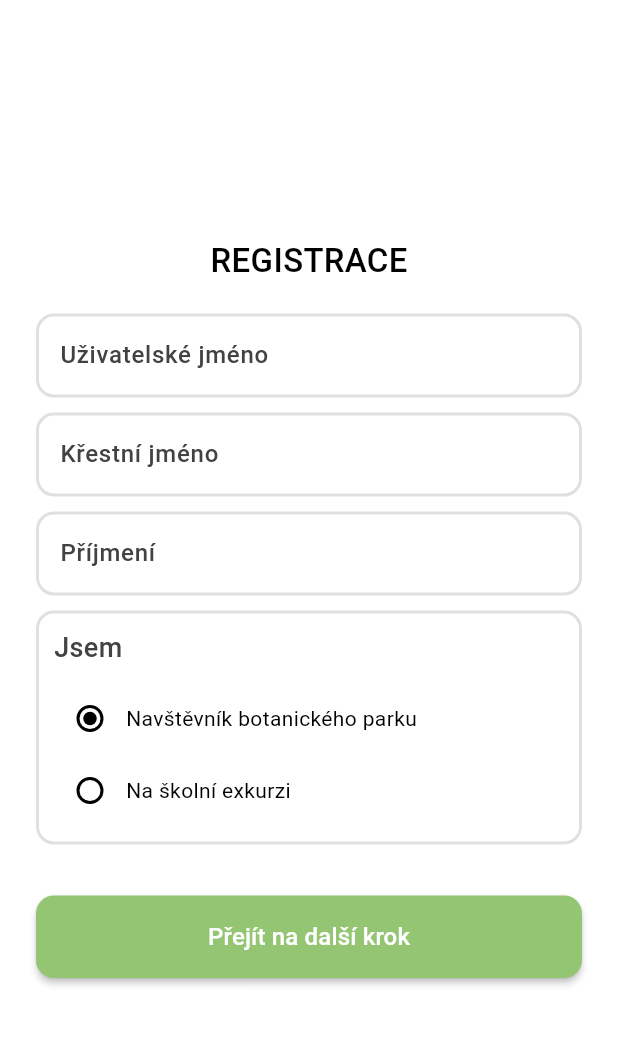
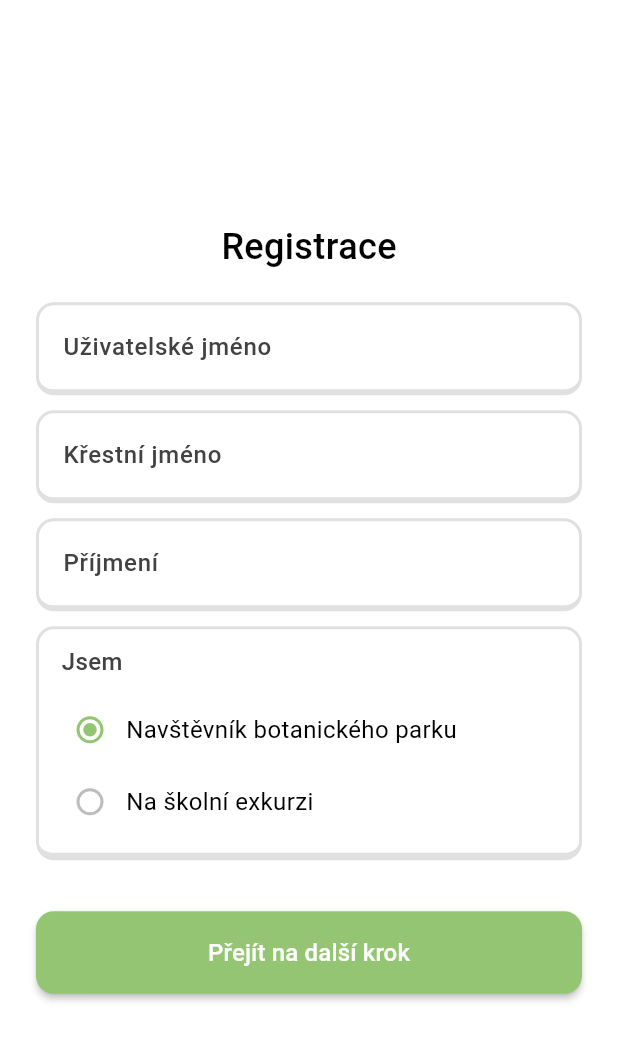
Before and after one commit to sabinaaj/PlantPuzzleApp, a Flutter app: the screen it shows after launch, after a tap on "Jsi tu poprvé? Zaregistruj se", on a phone screen of 412 x 824 dp. Shown: the top 1041 px of the screen. Run offline on Flutter 3.47's test engine with Material 3 defaults, Android fonts, the phone set to English and light mode, and no system bars; our stand-ins replace rxdart, shared_preferences; network calls fail.

Commit message:
Login and registration pages

```diff
--- a/lib/screens/login_page.dart
+++ b/lib/screens/login_page.dart
@@ -48,11 +48,13 @@ class LoginPage extends StatelessWidget {
               height: 125,
               width: 125,
             ),
+            const SizedBox(height: 8.0),
+
             Text(
               'PlantPuzzle',
               style: TextStyle(
-                  fontSize: 18.0,
-                  fontWeight: FontWeight.w500,
+                fontSize: 24.0,
+                fontWeight: FontWeight.w600,
                 color: Colors.black,
               ),
             ),
@@ -61,12 +63,16 @@ class LoginPage extends StatelessWidget {
               TextInput(
                 hintText: 'Uživatelské jméno',
                 textController: usernameController,
+                icon: Icon(Icons.person_outlined),
               ),
+
+              const SizedBox(height: 14.0),
 
               ContinueButton(
                 height: 55,
                 text: 'Přihlásit se',
                 onPressed: () => _handleLogin(context),
+                vPadding: 0.0,
               ),
               TextButton(
                 onPressed: () {
@@ -77,7 +83,12 @@ class LoginPage extends StatelessWidget {
                     ),
                   );
                 },
-                child: Text('Jsi tu poprvé? Zaregistruj se'),
+                child: Text(
+                  'Jsi tu poprvé? Zaregistruj se',
+                  style: TextStyle(
+                    color: Colors.grey.shade800,
+                  ),
+                ),
               ),
             ],
           ),
--- a/lib/screens/registration_page.dart
+++ b/lib/screens/registration_page.dart
@@ -1,6 +1,7 @@
 import 'package:flutter/material.dart';
 import '../widgets/buttons/continue_button.dart';
 import '../widgets/text_input.dart';
+import '../widgets/border_container.dart';
 import '../services/api_service_visitors.dart';
 import 'school_group_selection_page.dart';
 
@@ -50,7 +51,8 @@ class _RegistrationPageState extends State<RegistrationPage> {
       if (_selectedOption == 'Navštěvník botanického parku') {
         Navigator.push(
           context,
-          MaterialPageRoute(builder: (context) => SchoolGroupSelectionPage(
+          MaterialPageRoute(
+              builder: (context) => SchoolGroupSelectionPage(
                     username: username,
                     firstName: firstName,
                     lastName: lastName,
@@ -59,7 +61,8 @@ class _RegistrationPageState extends State<RegistrationPage> {
       } else {
         Navigator.push(
           context,
-          MaterialPageRoute(builder: (context) => SchoolGroupSelectionPage(
+          MaterialPageRoute(
+              builder: (context) => SchoolGroupSelectionPage(
                     username: username,
                     firstName: firstName,
                     lastName: lastName,
@@ -87,90 +90,94 @@ class _RegistrationPageState extends State<RegistrationPage> {
             mainAxisAlignment: MainAxisAlignment.center,
             children: [
               Text(
-                'REGISTRACE',
+                'Registrace',
                 style: TextStyle(
-                  fontSize: 22.0,
+                  fontSize: 24.0,
                   fontWeight: FontWeight.w500,
                   color: Colors.black,
                 ),
               ),
+
               const SizedBox(height: 20.0),
 
               TextInput(
                   hintText: 'Uživatelské jméno',
-                textController: usernameController
-              ),
+                  textController: usernameController),
 
               const SizedBox(height: 10.0),
 
               TextInput(
                   hintText: 'Křestní jméno',
-                textController: firstNameController
-              ),
+                  textController: firstNameController),
 
               const SizedBox(height: 10.0),
 
               TextInput(
-                hintText: 'Příjmení',
-                textController: lastNameController
-              ),
-
+                  hintText: 'Příjmení', textController: lastNameController),
               const SizedBox(height: 10.0),
 
-              Container(
-                padding: const EdgeInsets.all(10.0),
-                decoration: BoxDecoration(
-                 border: Border.all(color: Colors.grey.shade300, width: 2.0),
-                 borderRadius: BorderRadius.circular(12.0),
-                ),
-                child: Column(
-                  crossAxisAlignment: CrossAxisAlignment.start,
+              BorderContainer(
+                padding: 10.0,
                 children: [
-                    Text(
+                  Padding(
+                    padding: EdgeInsets.only(left: 5.0),
+                    child: Text(
                       'Jsem',
                       style: TextStyle(
-                        fontSize: 18.0,
+                          fontSize: 16.0,
                           fontWeight: FontWeight.w500,
-                        color: Colors.grey.shade800
+                          color: Colors.grey.shade800),
                     ),
                   ),
-
                   const SizedBox(height: 10.0),
-
-                    Row(
-                      children: [
+                  Row(children: [
                     Radio<String>(
                       groupValue: _selectedOption,
                       value: 'Navštěvník botanického parku',
+                      fillColor: WidgetStateProperty.resolveWith<Color>(
+                          (Set<WidgetState> states) {
+                        if (states.contains(WidgetState.selected)) {
+                          return const Color(0xFF93C572);
+                        }
+                        return Colors.grey.shade400;
+                      }),
                       onChanged: (value) {
                         setState(() {
                           _selectedOption = value!;
                         });
                       },
                     ),
-
-                    Text('Navštěvník botanického parku'),
+                    Text('Navštěvník botanického parku',
+                        style: TextStyle(
+                          fontSize: 16.0,
+                        )),
                   ]),
 
-                    Row(
-                      children: [
+                  Row(children: [
                     Radio<String>(
                       groupValue: _selectedOption,
                       value: 'Na školní exkurzi',
+                      fillColor: WidgetStateProperty.resolveWith<Color>(
+                          (Set<WidgetState> states) {
+                        if (states.contains(WidgetState.selected)) {
+                          return const Color(0xFF93C572);
+                        }
+                        return Colors.grey.shade400;
+                      }),
                       onChanged: (value) {
                         setState(() {
                           _selectedOption = value!;
                         });
                       },
                     ),
+                    Text('Na školní exkurzi',
+                        style: TextStyle(
+                          fontSize: 16.0,
+                        )),
+                  ])
+                ],
 
-                    Text('Na školní exkurzi'),
-                    ])
-
-                  ],
               ),
-              ),
-
               const SizedBox(height: 20.0),
 
               ContinueButton(
--- /dev/null
+++ b/lib/widgets/border_container.dart
@@ -0,0 +1,34 @@
+import 'package:flutter/material.dart';
+
+class BorderContainer extends StatelessWidget {
+  final List<Widget> children;
+  final double padding;
+
+  const BorderContainer({
+    super.key,
+    required this.children,
+    this.padding = 0.0,
+  });
+
+  @override
+  Widget build(BuildContext context) {
+    return Container(
+      padding: EdgeInsets.all(padding),
+      decoration: BoxDecoration(
+        borderRadius: BorderRadius.circular(12.0),
+        border: Border(
+          top: BorderSide(width: 2.0, color: Colors.grey.shade300),
+          left: BorderSide(width: 2.0, color: Colors.grey.shade300),
+          right: BorderSide(width: 2.0, color: Colors.grey.shade300),
+          bottom: BorderSide(width: 5.0, color: Colors.grey.shade300), // Thicker bottom border
+        )
+      ),
+      child: Column(
+        crossAxisAlignment: CrossAxisAlignment.start,
+        children: [
+          ...children,
+        ],
+      ),
+    );
+  }
+}
--- a/lib/widgets/buttons/continue_button.dart
+++ b/lib/widgets/buttons/continue_button.dart
@@ -4,13 +4,16 @@ class ContinueButton extends StatelessWidget {
   final String text;
   final double? width;
   final double height;
+  final double vPadding;
   final VoidCallback? onPressed;
+
 
   const ContinueButton({
     super.key,
     this.text = 'Tlačítko', // Default text
     this.height = 50.0,
     this.width = double.infinity, // Default width
+    this.vPadding = 14.0,
     this.onPressed,
   });
 
@@ -19,7 +22,7 @@ class ContinueButton extends StatelessWidget {
     return Align(
       alignment: Alignment.center, // Center align the button
       child: Padding(
-        padding: const EdgeInsets.symmetric(vertical: 14.0),
+        padding: EdgeInsets.symmetric(vertical: vPadding),
         child: SizedBox(
           width: width,
           height: height,
--- a/lib/widgets/text_input.dart
+++ b/lib/widgets/text_input.dart
@@ -1,34 +1,75 @@
 import 'package:flutter/material.dart';
 
-class TextInput extends StatelessWidget {
+class TextInput extends StatefulWidget {
+  final TextEditingController textController;
   final String hintText;
-  final TextEditingController textController;
+  final Icon? icon;
 
   const TextInput({
-    super.key,
+    Key? key,
+    required this.textController,
     required this.hintText,
-    required this.textController,
-  });
+    this.icon,
+  }) : super(key: key);
+
+  @override
+  State<TextInput> createState() => _TextInputState();
+}
+
+class _TextInputState extends State<TextInput> {
+  final FocusNode _focusNode = FocusNode();
+  bool _isFocused = false;
+
+  @override
+  void initState() {
+    super.initState();
+    _focusNode.addListener(() {
+      setState(() {
+        _isFocused = _focusNode.hasFocus;
+      });
+    });
+  }
 
   @override
   Widget build(BuildContext context) {
+    Color borderColor = _isFocused
+              ? Colors.grey.shade400
+              : Colors.grey.shade300;
+
     return SizedBox(
-      child: TextField(
-        controller: textController,
-        decoration: InputDecoration(
-          hintText: hintText,
-          hintStyle: TextStyle(
-              fontWeight: FontWeight.w500, color: Colors.grey.shade800),
-          focusedBorder: OutlineInputBorder(
-            borderSide: BorderSide(color: Colors.grey.shade400, width: 2.0),
-            borderRadius: BorderRadius.circular(12.0),
+      child: Container(
+        decoration: BoxDecoration(
+          border: Border(
+            top: BorderSide(width: 2.0, color: borderColor),
+            left: BorderSide(width: 2.0, color: borderColor),
+            right: BorderSide(width: 2.0, color: borderColor),
+            bottom: BorderSide(width: 4.0, color: borderColor)
           ),
-          enabledBorder: OutlineInputBorder(
-            borderSide: BorderSide(color: Colors.grey.shade300, width: 2.0),
-            borderRadius: BorderRadius.circular(12.0),
+          borderRadius: BorderRadius.circular(12.0),
+        ),
+        child: TextField(
+          controller: widget.textController,
+          focusNode: _focusNode,
+          decoration: InputDecoration(
+            prefixIcon: widget.icon,
+            hintText: widget.hintText,
+            hintStyle: TextStyle(
+              fontWeight: FontWeight.w500,
+              color: Colors.grey.shade800,
+            ),
+            border: InputBorder.none,
+            focusedBorder: InputBorder.none,
+            enabledBorder: InputBorder.none,
+            contentPadding: EdgeInsets.all(16.0),
           ),
         ),
       ),
     );
   }
+
+  @override
+  void dispose() {
+    _focusNode.dispose();
+    super.dispose();
+  }
 }
```
Also changed, not shown: lib/screens/school_group_selection_page.dart (+41 -8 lines), lib/services/api_service_visitors.dart (+5 -4 lines). Lines whose indentation alone changed are shown as unchanged.
